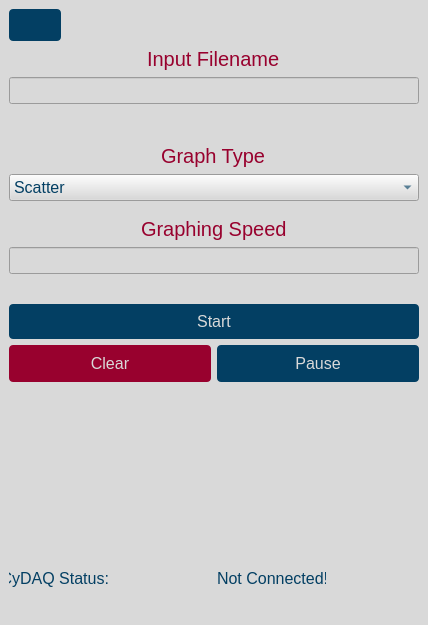
The window that gui/qtdesigner/LiveStream.ui (wyattduber/CyDAQ) describes before a commit, drawn with Qt 5.
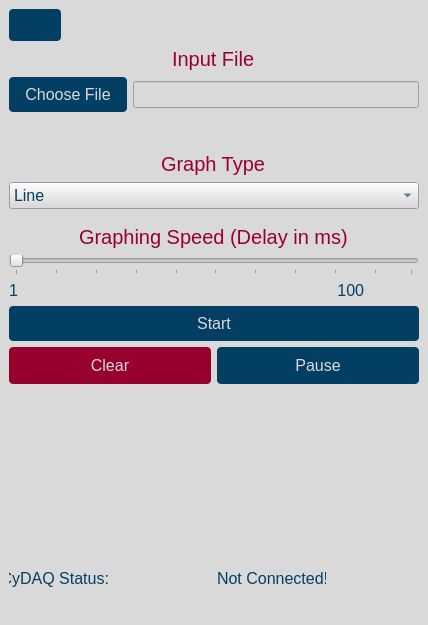
The same window after the commit. Icons and pictures are not drawn.

Commit message: made a fancy file input for the graph

```diff
--- a/gui/qtdesigner/LiveStream.ui
+++ b/gui/qtdesigner/LiveStream.ui
@@ -107,12 +107,23 @@
          </size>
         </property>
         <property name="text">
-         <string>Input Filename</string>
+         <string>Input File</string>
         </property>
        </widget>
       </item>
       <item>
-       <widget class="QLineEdit" name="infile_line"/>
+       <layout class="QHBoxLayout" name="horizontalLayout_3">
+        <item>
+         <widget class="QPushButton" name="choose_file_btn">
+          <property name="text">
+           <string>Choose File</string>
+          </property>
+         </widget>
+        </item>
+        <item>
+         <widget class="QLineEdit" name="infile_line"/>
+        </item>
+       </layout>
       </item>
       <item>
        <widget class="QLabel" name="filename_wl">
@@ -167,11 +178,6 @@
       </item>
       <item>
        <widget class="QComboBox" name="graph_type_dropdown">
-        <item>
-         <property name="text">
-          <string>Scatter</string>
-         </property>
-        </item>
         <item>
          <property name="text">
           <string>Line</string>
@@ -204,29 +210,45 @@
          </size>
         </property>
         <property name="text">
-         <string>Graphing Speed</string>
+         <string>Graphing Speed (Delay in ms)</string>
         </property>
        </widget>
       </item>
       <item>
-       <widget class="QLineEdit" name="speed_line"/>
-      </item>
-      <item>
-       <widget class="QLabel" name="speed_wl">
-        <property name="maximumSize">
-         <size>
-          <width>16777215</width>
-          <height>50</height>
-         </size>
+       <widget class="QSlider" name="speed_slider">
+        <property name="sizePolicy">
+         <sizepolicy hsizetype="Expanding" vsizetype="Fixed">
+          <horstretch>0</horstretch>
+          <verstretch>0</verstretch>
+         </sizepolicy>
         </property>
-        <property name="font">
-         <font>
-          <family>Segoe UI</family>
-          <pointsize>-1</pointsize>
-         </font>
+        <property name="minimum">
+         <number>1</number>
         </property>
+        <property name="maximum">
+         <number>100</number>
+        </property>
+        <property name="singleStep">
+         <number>10</number>
+        </property>
+        <property name="tracking">
+         <bool>false</bool>
+        </property>
+        <property name="orientation">
+         <enum>Qt::Horizontal</enum>
+        </property>
+        <property name="tickPosition">
+         <enum>QSlider::TicksBelow</enum>
+        </property>
+        <property name="tickInterval">
+         <number>10</number>
+        </property>
+       </widget>
+      </item>
+      <item>
+       <widget class="QLabel" name="label_5">
         <property name="text">
-         <string/>
+         <string>1                                                                        100</string>
         </property>
        </widget>
       </item>
```
Left out of the diff: 5 changed lines with no effect on the pictures. The commit also changes 12 other files.
